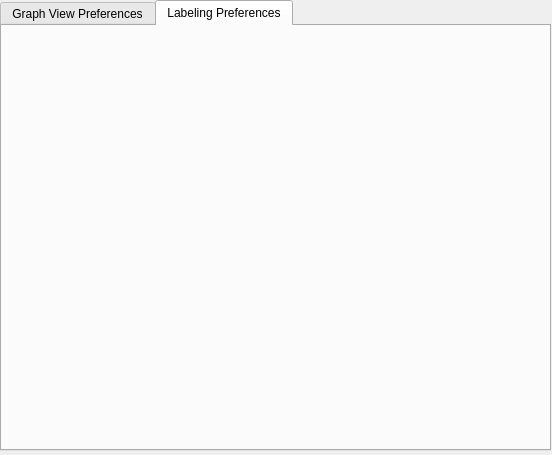
Old version of the form GUI/setupwindow.ui in the repository ihl396/emory-plm.
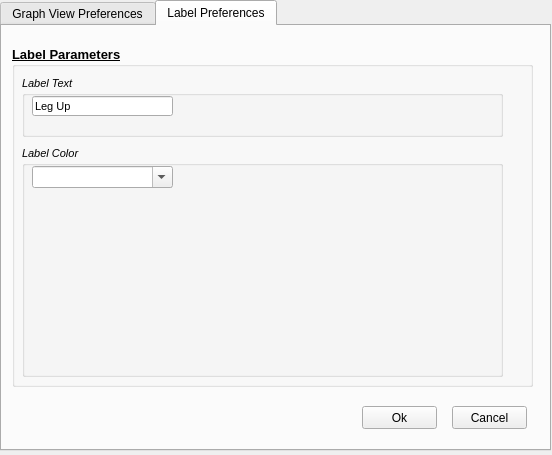
New version of the form. The open tabs and pages were chosen to show the change.

Commit message: Label Preferences Implemented

What changed in the file:
```diff
--- a/GUI/setupwindow.ui
+++ b/GUI/setupwindow.ui
@@ -482,8 +482,144 @@
    </widget>
    <widget class="QWidget" name="labelPreferencesTab">
     <attribute name="title">
-     <string>Labeling Preferences</string>
+     <string>Label Preferences</string>
     </attribute>
+    <widget class="QGroupBox" name="labelGroupBox">
+     <property name="geometry">
+      <rect>
+       <x>10</x>
+       <y>20</y>
+       <width>521</width>
+       <height>341</height>
+      </rect>
+     </property>
+     <property name="font">
+      <font>
+       <pointsize>10</pointsize>
+       <weight>75</weight>
+       <bold>true</bold>
+       <underline>true</underline>
+      </font>
+     </property>
+     <property name="title">
+      <string>Label Parameters</string>
+     </property>
+     <widget class="QGroupBox" name="labelTextGroupBox">
+      <property name="geometry">
+       <rect>
+        <x>10</x>
+        <y>30</y>
+        <width>481</width>
+        <height>61</height>
+       </rect>
+      </property>
+      <property name="font">
+       <font>
+        <pointsize>8</pointsize>
+        <weight>50</weight>
+        <italic>true</italic>
+        <bold>false</bold>
+        <underline>false</underline>
+       </font>
+      </property>
+      <property name="title">
+       <string>Label Text</string>
+      </property>
+      <widget class="QLineEdit" name="labelTextLineEdit">
+       <property name="geometry">
+        <rect>
+         <x>10</x>
+         <y>20</y>
+         <width>141</width>
+         <height>20</height>
+        </rect>
+       </property>
+       <property name="font">
+        <font>
+         <italic>false</italic>
+        </font>
+       </property>
+       <property name="text">
+        <string>Leg Up</string>
+       </property>
+      </widget>
+     </widget>
+     <widget class="QGroupBox" name="labelColorGroupBox">
+      <property name="geometry">
+       <rect>
+        <x>10</x>
+        <y>100</y>
+        <width>481</width>
+        <height>231</height>
+       </rect>
+      </property>
+      <property name="font">
+       <font>
+        <pointsize>8</pointsize>
+        <weight>50</weight>
+        <italic>true</italic>
+        <bold>false</bold>
+        <underline>false</underline>
+       </font>
+      </property>
+      <property name="title">
+       <string>Label Color</string>
+      </property>
+      <widget class="QComboBox" name="labelColorComboBox">
+       <property name="enabled">
+        <bool>true</bool>
+       </property>
+       <property name="geometry">
+        <rect>
+         <x>10</x>
+         <y>20</y>
+         <width>141</width>
+         <height>22</height>
+        </rect>
+       </property>
+       <property name="font">
+        <font>
+         <italic>false</italic>
+        </font>
+       </property>
+       <property name="editable">
+        <bool>true</bool>
+       </property>
+       <property name="currentText">
+        <string/>
+       </property>
+       <property name="currentIndex">
+        <number>-1</number>
+       </property>
+      </widget>
+     </widget>
+    </widget>
+    <widget class="QPushButton" name="okLabelButton">
+     <property name="geometry">
+      <rect>
+       <x>360</x>
+       <y>380</y>
+       <width>75</width>
+       <height>23</height>
+      </rect>
+     </property>
+     <property name="text">
+      <string>Ok</string>
+     </property>
+    </widget>
+    <widget class="QPushButton" name="cancelLabelButton">
+     <property name="geometry">
+      <rect>
+       <x>450</x>
+       <y>380</y>
+       <width>75</width>
+       <height>23</height>
+      </rect>
+     </property>
+     <property name="text">
+      <string>Cancel</string>
+     </property>
+    </widget>
    </widget>
   </widget>
  </widget>
```
Left out of the diff: 6 changed lines with no effect on the pictures. The commit also changes 5 other files.
